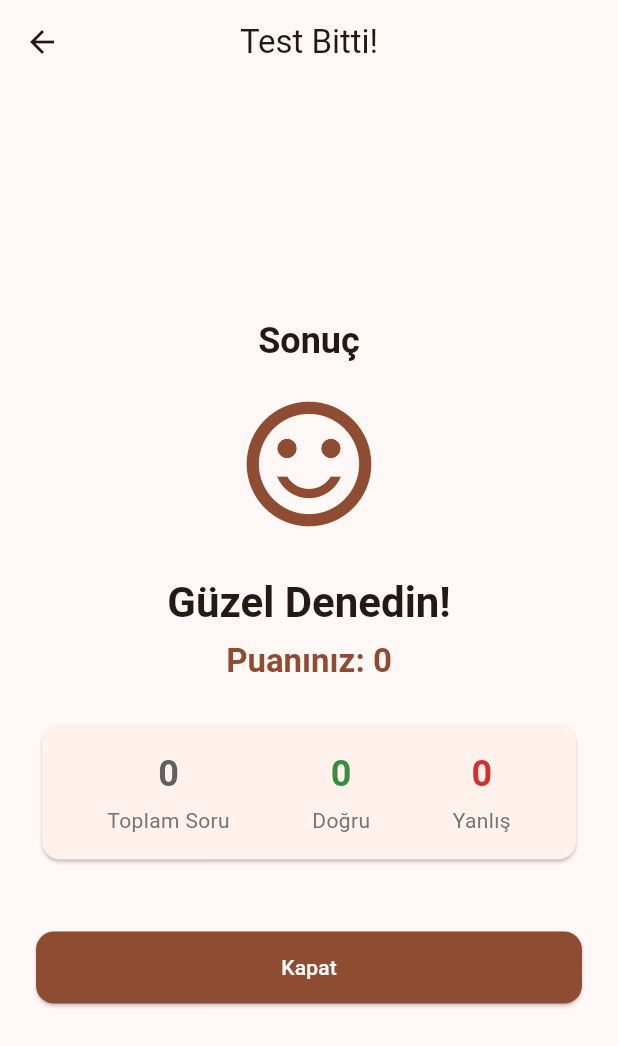
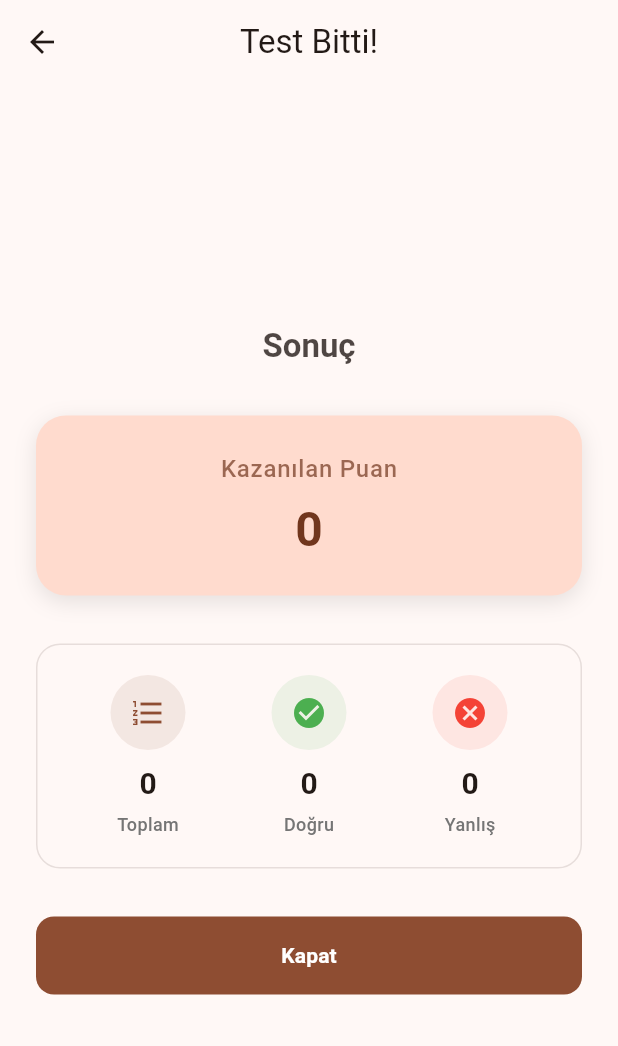
Before and after one commit to mtayfunatmaca-ship-it/bilgi_yarismasi, a Flutter app: the ResultScreen screen opened directly with empty values, on a phone screen of 412 x 824 dp. Shown: the top 1046 px of the screen. Run offline on Flutter 3.47's test engine with Material 3 defaults, Android fonts, the phone set to English and light mode, and no system bars; our stand-ins replace cloud_firestore, confetti, connectivity_plus, firebase_analytics, firebase_auth, firebase_core and 5 more; accounts and stored records are empty; statements that could not run were skipped.

Commit message:
Update result_screen.dart

```diff
--- a/lib/screens/result_screen.dart
+++ b/lib/screens/result_screen.dart
@@ -74,7 +74,6 @@ class _ResultScreenState extends State<ResultScreen> {
   Future<void> _showEarnedAchievements(
     List<Map<String, dynamic>> achievements,
   ) async {
-    // ... (Bu fonksiyon aynı, değişiklik yok) ...
     for (var achievementData in achievements) {
       if (mounted) {
         await _showAchievementEarnedDialog(achievementData);
@@ -87,7 +86,6 @@ class _ResultScreenState extends State<ResultScreen> {
   Future<void> _showAchievementEarnedDialog(
     Map<String, dynamic> achievementData,
   ) async {
-    // ... (Bu fonksiyon aynı, değişiklik yok) ...
     if (!mounted) return;
     final emoji = achievementData['emoji'] as String? ?? '🏆';
     final name = achievementData['name'] as String? ?? 'Başarı';
@@ -306,113 +304,128 @@ class _ResultScreenState extends State<ResultScreen> {
               mainAxisAlignment: MainAxisAlignment.center,
               crossAxisAlignment: CrossAxisAlignment.stretch,
               children: [
+                // Başlık - Daha minimalist
                 Text(
                   finalBaslik,
-                  style: theme.textTheme.headlineSmall?.copyWith(
-                    fontWeight: FontWeight.bold,
+                  style: theme.textTheme.titleLarge?.copyWith(
+                    fontWeight: FontWeight.w600,
+                    color: colorScheme.onSurface.withOpacity(0.8),
                   ),
                   textAlign: TextAlign.center,
                 ),
-                const SizedBox(height: 16),
-                Icon(
-                  (finalDogru / (finalToplamSoru > 0 ? finalToplamSoru : 1)) >=
-                          0.5
-                      ? Icons.emoji_events
-                      : Icons.sentiment_satisfied_alt,
-                  color:
-                      (finalDogru /
-                              (finalToplamSoru > 0 ? finalToplamSoru : 1)) >=
-                          0.5
-                      ? Colors.amber.shade700
-                      : colorScheme.primary,
-                  size: 100,
+                const SizedBox(height: 32),
+
+                // Puan Göstergesi - Modern kart tasarımı
+                Container(
+                  padding: const EdgeInsets.all(24),
+                  decoration: BoxDecoration(
+                    color: colorScheme.primaryContainer,
+                    borderRadius: BorderRadius.circular(20),
+                    boxShadow: [
+                      BoxShadow(
+                        color: Colors.black.withOpacity(0.1),
+                        blurRadius: 12,
+                        offset: const Offset(0, 4),
                       ),
-                const SizedBox(height: 24),
+                    ],
+                  ),
+                  child: Column(
+                    children: [
                       Text(
-                  (finalDogru / (finalToplamSoru > 0 ? finalToplamSoru : 1)) >=
-                          0.5
-                      ? 'Tebrikler!'
-                      : 'Güzel Denedin!',
-                  style: theme.textTheme.headlineMedium?.copyWith(
-                    fontWeight: FontWeight.bold,
+                        'Kazanılan Puan',
+                        style: theme.textTheme.bodyLarge?.copyWith(
+                          color: colorScheme.onPrimaryContainer.withOpacity(
+                            0.7,
                           ),
-                  textAlign: TextAlign.center,
+                          fontWeight: FontWeight.w500,
+                        ),
                       ),
                       const SizedBox(height: 8),
                       Text(
-                  'Puanınız: $finalPuan',
-                  style: theme.textTheme.titleLarge?.copyWith(
-                    color: colorScheme.primary,
-                    fontWeight: FontWeight.w600,
+                        '$finalPuan',
+                        style: theme.textTheme.headlineLarge?.copyWith(
+                          color: colorScheme.onPrimaryContainer,
+                          fontWeight: FontWeight.bold,
                         ),
-                  textAlign: TextAlign.center,
+                      ),
+                    ],
+                  ),
+                ),
+                const SizedBox(height: 32),
+
+                // İstatistikler - Modern grid tasarımı
+                Container(
+                  padding: const EdgeInsets.all(20),
+                  decoration: BoxDecoration(
+                    color: colorScheme.surface,
+                    borderRadius: BorderRadius.circular(16),
+                    border: Border.all(
+                      color: colorScheme.outline.withOpacity(0.2),
+                    ),
+                  ),
+                  child: Row(
+                    mainAxisAlignment: MainAxisAlignment.spaceAround,
+                    children: [
+                      _buildModernStatItem(
+                        'Toplam',
+                        finalToplamSoru.toString(),
+                        Icons.format_list_numbered,
+                        colorScheme.primary,
+                      ),
+                      _buildModernStatItem(
+                        'Doğru',
+                        finalDogru.toString(),
+                        Icons.check_circle,
+                        Colors.green,
+                      ),
+                      _buildModernStatItem(
+                        'Yanlış',
+                        (finalToplamSoru - finalDogru).toString(),
+                        Icons.cancel,
+                        Colors.red,
+                      ),
+                    ],
+                  ),
                 ),
 
                 if (widget.isReplay && !widget.fromHistory)
                   Padding(
-                    // ... (Tekrar çözüm uyarısı) ...
-                    padding: const EdgeInsets.only(top: 12.0),
+                    padding: const EdgeInsets.only(top: 16.0),
                     child: Container(
                       padding: const EdgeInsets.all(12),
                       decoration: BoxDecoration(
-                        color: Colors.orange.shade100,
+                        color: Colors.orange.shade50,
                         borderRadius: BorderRadius.circular(8),
+                        border: Border.all(color: Colors.orange.shade200),
                       ),
                       child: Text(
                         'Bu bir tekrar çözümdür. Puanınız toplam puana eklenmedi.',
                         textAlign: TextAlign.center,
                         style: theme.textTheme.bodyMedium?.copyWith(
-                          color: Colors.orange.shade900,
+                          color: Colors.orange.shade800,
                           fontWeight: FontWeight.w500,
                         ),
                       ),
                     ),
                   ),
 
-                const SizedBox(height: 24),
-                Card(
-                  elevation: 1,
-                  shape: RoundedRectangleBorder(
-                    borderRadius: BorderRadius.circular(12),
-                  ),
-                  child: Padding(
-                    padding: const EdgeInsets.all(16.0),
-                    child: Row(
-                      mainAxisAlignment: MainAxisAlignment.spaceAround,
-                      children: [
-                        _buildStatColumn(
-                          'Toplam Soru',
-                          finalToplamSoru.toString(),
-                          Colors.grey.shade700,
-                        ),
-                        _buildStatColumn(
-                          'Doğru',
-                          finalDogru.toString(),
-                          Colors.green.shade700,
-                        ),
-                        _buildStatColumn(
-                          'Yanlış',
-                          (finalToplamSoru - finalDogru).toString(),
-                          Colors.red.shade700,
-                        ),
-                      ],
-                    ),
-                  ),
-                ),
                 const SizedBox(height: 32),
 
                 // --- YENİ: "Cevapları İncele" Butonu (PRO Korumalı) ---
-                if (canReview) // Sadece veriler geldiyse (yani geçmişten gelmiyorsa)
-                  ElevatedButton.icon(
+                if (canReview)
+                  Container(
+                    margin: const EdgeInsets.only(bottom: 12),
+                    child: ElevatedButton.icon(
                       icon: Icon(
-                      isPro ? Icons.rate_review_outlined : Icons.lock,
-                      size: 18,
+                        isPro ? Icons.analytics_outlined : Icons.lock_outline,
+                        size: 20,
                       ),
                       label: Text(
                         isPro ? 'Cevapları İncele' : 'Cevapları İncele (PRO)',
+                        style: const TextStyle(fontWeight: FontWeight.w600),
                       ),
                       style: ElevatedButton.styleFrom(
-                      padding: const EdgeInsets.symmetric(vertical: 14),
+                        padding: const EdgeInsets.symmetric(vertical: 16),
                         backgroundColor: isPro
                             ? colorScheme.secondary
                             : colorScheme.surfaceVariant,
@@ -422,6 +435,7 @@ class _ResultScreenState extends State<ResultScreen> {
                         shape: RoundedRectangleBorder(
                           borderRadius: BorderRadius.circular(12),
                         ),
+                        elevation: 0,
                       ),
                       onPressed: () {
                         if (isPro) {
@@ -432,8 +446,6 @@ class _ResultScreenState extends State<ResultScreen> {
                                 questions: widget.questions!,
                                 userAnswers: widget.userAnswers!,
                                 correctAnswers: widget.correctAnswers!,
-                              // Normal quizler 'trialExamId' kullanmaz, 'quizId' kullanır.
-                              // ReviewScreen esnekse bunu 'title' olarak kullanabiliriz.
                                 trialExamId: widget.quizId ?? 'quiz',
                                 trialExamTitle: finalBaslik,
                               ),
@@ -444,21 +456,24 @@ class _ResultScreenState extends State<ResultScreen> {
                         }
                       },
                     ),
-                const SizedBox(height: 12),
+                  ),
 
-                // --- BİTTİ ---
+                // Ana Kapatma Butonu
                 ElevatedButton(
-                  onPressed:
-                      closeScreenAction, // <<< Reklamı tetikleyen fonksiyon
+                  onPressed: closeScreenAction,
                   style: ElevatedButton.styleFrom(
-                    padding: const EdgeInsets.symmetric(vertical: 14),
+                    padding: const EdgeInsets.symmetric(vertical: 16),
                     shape: RoundedRectangleBorder(
                       borderRadius: BorderRadius.circular(12),
                     ),
                     backgroundColor: colorScheme.primary,
                     foregroundColor: colorScheme.onPrimary,
+                    elevation: 0,
                   ),
-                  child: const Text('Kapat'),
+                  child: const Text(
+                    'Kapat',
+                    style: TextStyle(fontWeight: FontWeight.w600),
+                  ),
                 ),
               ],
             ),
@@ -468,22 +483,37 @@ class _ResultScreenState extends State<ResultScreen> {
     );
   }
 
-  Widget _buildStatColumn(String label, String value, Color color) {
-    // ... (Bu fonksiyon aynı, değişiklik yok) ...
+  // Modern istatistik öğesi widget'ı
+  Widget _buildModernStatItem(
+    String label,
+    String value,
+    IconData icon,
+    Color color,
+  ) {
     return Column(
       children: [
+        Container(
+          width: 50,
+          height: 50,
+          decoration: BoxDecoration(
+            color: color.withOpacity(0.1),
+            shape: BoxShape.circle,
+          ),
+          child: Icon(icon, color: color, size: 24),
+        ),
+        const SizedBox(height: 8),
         Text(
           value,
-          style: TextStyle(
-            fontSize: 24,
-            fontWeight: FontWeight.bold,
-            color: color,
-          ),
+          style: const TextStyle(fontSize: 20, fontWeight: FontWeight.bold),
         ),
         const SizedBox(height: 4),
         Text(
           label,
-          style: TextStyle(fontSize: 14, color: Colors.grey.shade600),
+          style: TextStyle(
+            fontSize: 12,
+            color: Colors.grey.shade600,
+            fontWeight: FontWeight.w500,
+          ),
         ),
       ],
     );
```
Lines whose indentation alone changed are shown as unchanged.
